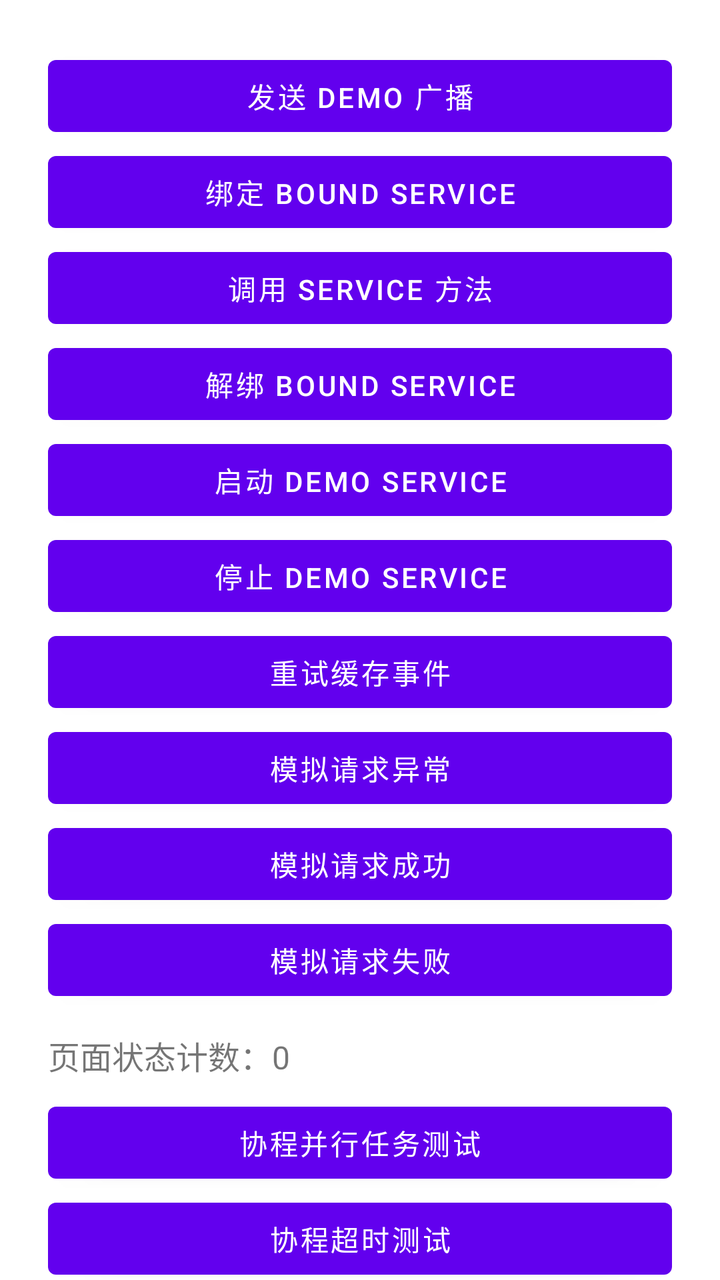
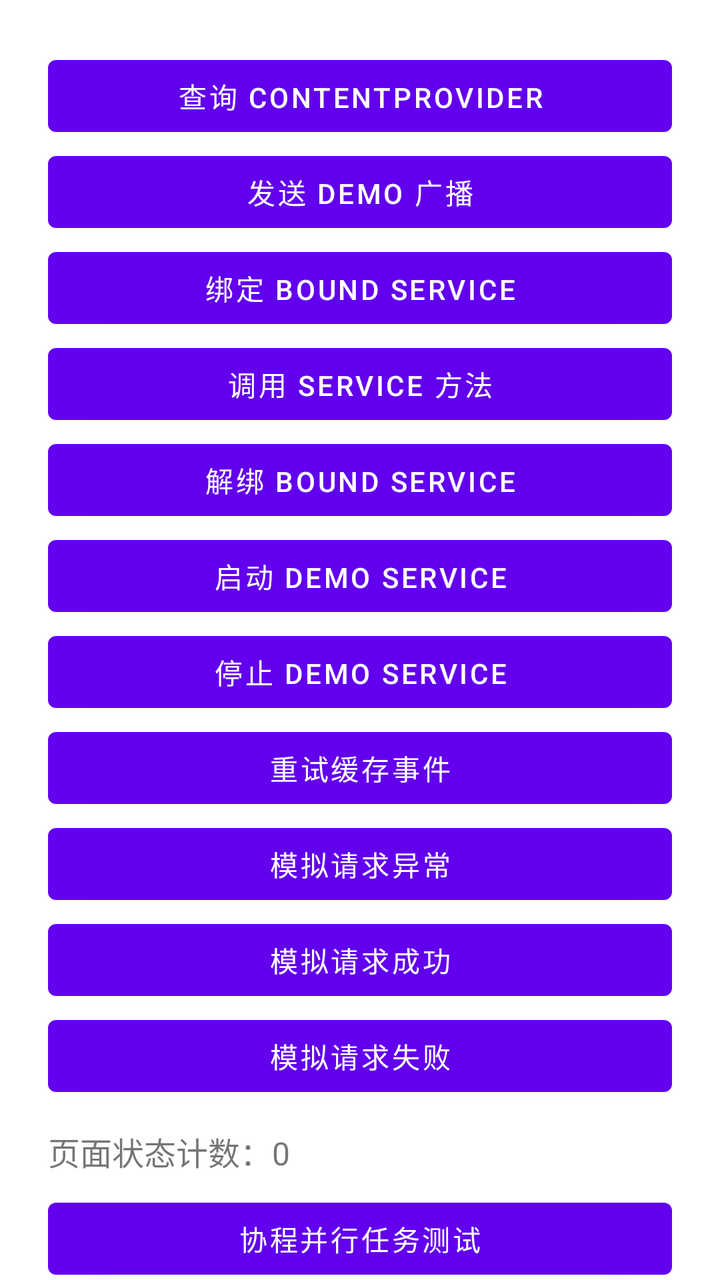

The first picture is an Android layout as it rendered before a commit; the second is the same layout after the commit. The layout source and the unified diff follow.
<!-- AndroidManifest.xml: application theme Theme.SdkStudyDemo -->
<!-- res/layout/activity_main.xml -->
<?xml version="1.0" encoding="utf-8"?>
<androidx.core.widget.NestedScrollView xmlns:android="http://schemas.android.com/apk/res/android"
    android:id="@+id/mainScrollView"
    android:layout_width="match_parent"
    android:layout_height="match_parent"
    android:fillViewport="true">


<LinearLayout
    android:id="@+id/rootLayout"
    android:layout_width="match_parent"
    android:layout_height="match_parent"
    android:orientation="vertical"
    android:padding="24dp">
    <Button
        android:id="@+id/btnSendBroadcast"
        android:layout_width="match_parent"
        android:layout_height="wrap_content"
        android:text="发送 Demo 广播" />
    <Button
        android:id="@+id/btnBindService"
        android:layout_width="match_parent"
        android:layout_height="wrap_content"
        android:text="绑定 Bound Service" />

    <Button
        android:id="@+id/btnCallService"
        android:layout_width="match_parent"
        android:layout_height="wrap_content"
        android:text="调用 Service 方法" />

    <Button
        android:id="@+id/btnUnbindService"
        android:layout_width="match_parent"
        android:layout_height="wrap_content"
        android:text="解绑 Bound Service" />
    <Button
        android:id="@+id/btnStartDemoService"
        android:layout_width="match_parent"
        android:layout_height="wrap_content"
        android:text="启动 Demo Service" />

    <Button
        android:id="@+id/btnStopDemoService"
        android:layout_width="match_parent"
        android:layout_height="wrap_content"
        android:text="停止 Demo Service" />
    <Button
        android:id="@+id/btnRetryCachedEvents"
        android:layout_width="match_parent"
        android:layout_height="wrap_content"
        android:text="重试缓存事件" />
    <Button
        android:id="@+id/btnRequestException"
        android:layout_width="match_parent"
        android:layout_height="wrap_content"
        android:text="模拟请求异常" />
    <Button
        android:id="@+id/btnRequestSuccess"
        android:layout_width="match_parent"
        android:layout_height="wrap_content"
        android:text="模拟请求成功" />

    <Button
        android:id="@+id/btnRequestError"
        android:layout_width="match_parent"
        android:layout_height="wrap_content"
        android:text="模拟请求失败" />

    <TextView
        android:id="@+id/tvStateCount"
        android:layout_width="match_parent"
        android:layout_height="wrap_content"
        android:text="页面状态计数：0"
        android:textSize="16sp"
        android:paddingTop="12dp"
        android:paddingBottom="8dp"/>
    <Button
        android:id="@+id/btnParallelTaskTest"
        android:layout_width="match_parent"
        android:layout_height="wrap_content"
        android:text="协程并行任务测试"/>
    <Button
        android:id="@+id/btnTimeoutTest"
        android:layout_width="match_parent"
        android:layout_height="wrap_content"
        android:text="协程超时测试" />
    <Button
        android:id="@+id/btnStartLongCoroutine"
        android:layout_width="match_parent"
        android:layout_height="wrap_content"
        android:text="启动长协程任务" />

    <Button
        android:id="@+id/btnCancelLongCoroutine"
        android:layout_width="match_parent"
        android:layout_height="wrap_content"
        android:text="取消长协程任务" />
    <Button
        android:id="@+id/btnCoroutineTest"
        android:layout_width="match_parent"
        android:layout_height="wrap_content"
        android:text="协程测试" />
    <Button
        android:id="@+id/btnUploadEventCoroutine"
        android:layout_width="match_parent"
        android:layout_height="wrap_content"
        android:text="协程网络上报事件"/>
    <Button
        android:id="@+id/btnUploadEventNetwork"
        android:layout_width="match_parent"
        android:layout_height="wrap_content"
        android:text="网络上报事件"/>
    <Button
        android:id="@+id/btnIncreaseCount"
        android:layout_width="match_parent"
        android:layout_height="wrap_content"
        android:text="增加页面状态计数"/>
    <FrameLayout
        android:id="@+id/infoFragmentContainer"
        android:layout_width="match_parent"
        android:layout_height="wrap_content"/>
    <TextView
        android:id="@+id/tvSdkInfo"
        android:layout_width="match_parent"
        android:layout_height="wrap_content"
        android:text="SDK信息"
        android:textSize="16sp"/>

    <Button
        android:id="@+id/bthCancel"
        android:layout_width="match_parent"
        android:layout_height="wrap_content"
        android:text="取消隐私授权"/>

    <Button
        android:id="@+id/bthSetting"
        android:layout_width="match_parent"
        android:layout_height="wrap_content"
        android:text="进入设置页"/>
    <Button
        android:id = "@+id/bthAgree"
        android:layout_width="match_parent"
        android:layout_height="wrap_content"
        android:text="同意隐私协议"/>

    <Button
        android:id="@+id/btnTrackEvent"
        android:layout_width="match_parent"
        android:layout_height="wrap_content"
        android:text="模拟事件上报" />
    <Button
        android:id="@+id/btnTrackEventByBundle"
        android:layout_width="match_parent"
        android:layout_height="wrap_content"
        android:text="Bundle方式上报事件" />
    <Button
        android:id="@+id/btnRequestCameraPermission"
        android:layout_width="match_parent"
        android:layout_height="wrap_content"
        android:text="请求相机权限" />

    <FrameLayout
        android:id="@+id/fragmentContainer"
        android:layout_width="match_parent"
        android:layout_height="wrap_content"/>

</LinearLayout>
</androidx.core.widget.NestedScrollView>
<!-- resources referenced by this layout -->
<resources>
  <style name="Theme.SdkStudyDemo" parent="Theme.MaterialComponents.Light.NoActionBar">
          <item name="android:windowLightStatusBar">true</item>
          <item name="android:statusBarColor">@android:color/white</item>
          <item name="android:navigationBarColor">@android:color/white</item>
      </style>
</resources>

<!-- the commit's change to res/layout/activity_main.xml (unified diff, before → after) -->
@@ -12,6 +12,11 @@
     android:layout_height="match_parent"
     android:orientation="vertical"
     android:padding="24dp">
+    <Button
+        android:id="@+id/btnQueryProvider"
+        android:layout_width="match_parent"
+        android:layout_height="wrap_content"
+        android:text="查询 ContentProvider" />
     <Button
         android:id="@+id/btnSendBroadcast"
         android:layout_width="match_parent"
